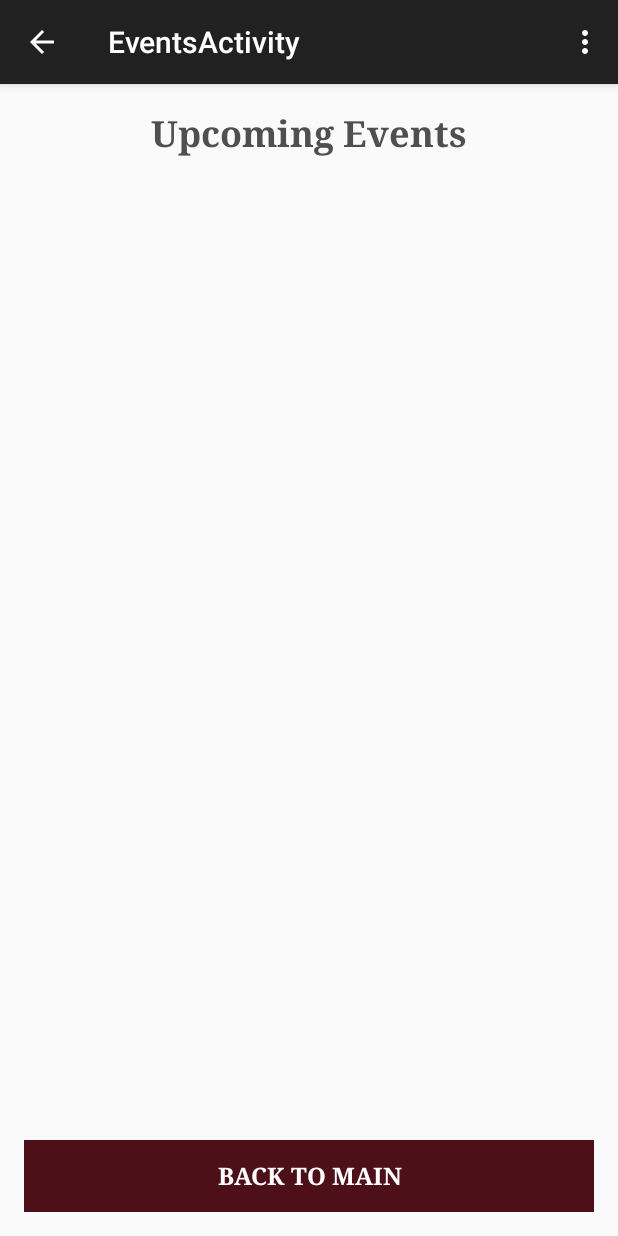
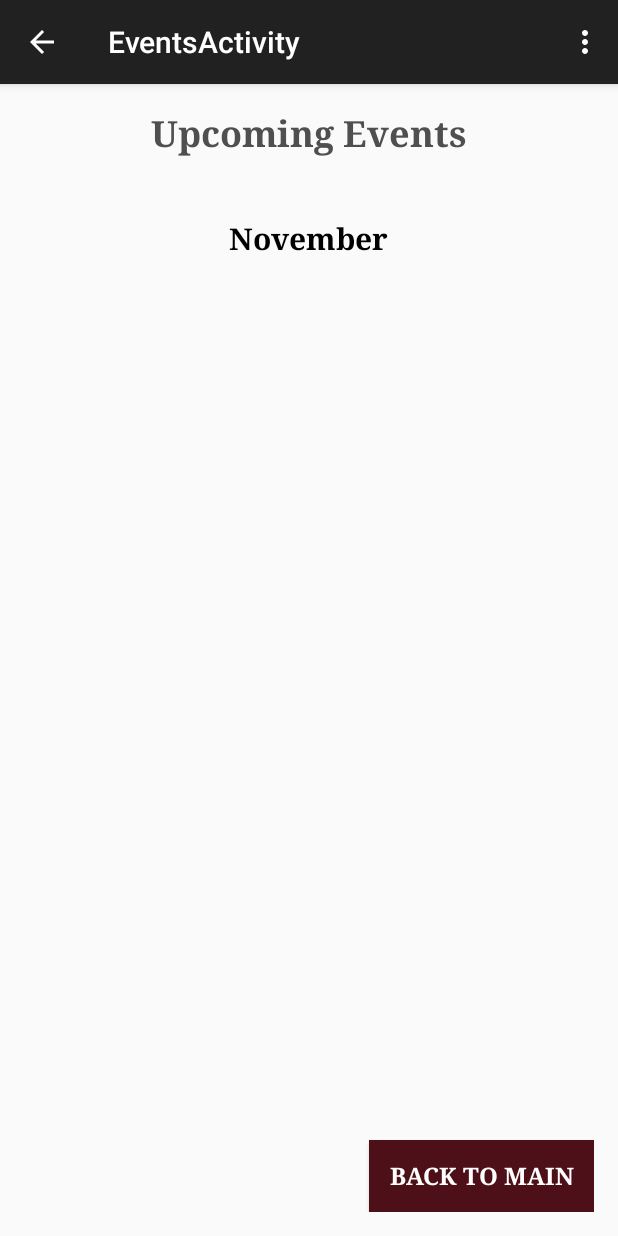
Before and after one commit to seg2136/android-code-review-art-app, an Android app: the EventsActivity screen opened directly, with no data from a screen before it, on a phone screen of 412 x 824 dp. Run offline under Robolectric (Android 15) with nearby library versions, the phone set to English and light mode, and no system bars.

Commit message:
README file

```diff
--- a/app/src/main/res/layout/activity_events.xml
+++ b/app/src/main/res/layout/activity_events.xml
@@ -9,7 +9,7 @@
                 tools:context="com.example.guest.artiseverywhere.ui.EventsActivity">
 
     <Button
-        android:layout_width="match_parent"
+        android:layout_width="wrap_content"
         android:layout_height="wrap_content"
         android:text="Back to Main"
         android:id="@+id/mainButton"
@@ -17,10 +17,11 @@
         android:textColor="@android:color/white"
         android:width="150dp"
         android:textSize="16sp"
+        android:textStyle="bold"
+        android:typeface="serif"
         android:layout_alignParentBottom="true"
-        android:layout_centerHorizontal="true"
-        android:textStyle="bold"
-        android:typeface="serif"/>
+        android:layout_alignParentRight="true"
+        android:layout_alignParentEnd="true"/>
 
     <TextView
         android:layout_width="wrap_content"
@@ -35,4 +36,17 @@
         android:textSize="24sp"
         android:layout_marginBottom="10dp"/>
 
+    <TextView
+        android:layout_width="wrap_content"
+        android:layout_height="wrap_content"
+        android:text="November"
+        android:id="@+id/eventsDateLabel"
+        android:layout_below="@+id/eventsLabel"
+        android:layout_centerHorizontal="true"
+        android:layout_marginTop="30dp"
+        android:textColor="@android:color/black"
+        android:textSize="20sp"
+        android:textStyle="bold"
+        android:typeface="serif"/>
+
 </RelativeLayout>
```
